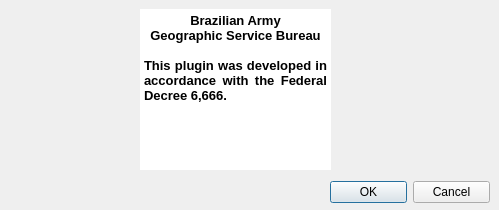
dsgoficial/DsgTools, file ui_about.ui: the form before one commit.
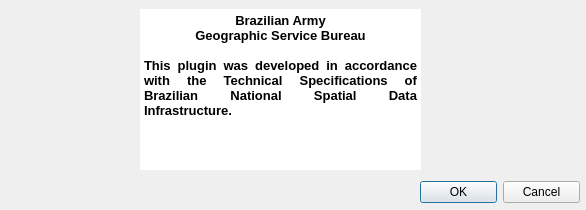
The form after the commit. Icons and pictures are not drawn.

The edit to the form file:
```diff
--- a/ui_about.ui
+++ b/ui_about.ui
@@ -6,7 +6,7 @@
    <rect>
     <x>0</x>
     <y>0</y>
-    <width>499</width>
+    <width>586</width>
     <height>210</height>
    </rect>
   </property>
@@ -16,7 +16,7 @@
   <widget class="QDialogButtonBox" name="buttonBox">
    <property name="geometry">
     <rect>
-     <x>330</x>
+     <x>420</x>
      <y>180</y>
      <width>160</width>
      <height>25</height>
@@ -32,8 +32,8 @@
   <widget class="QLabel" name="label">
    <property name="geometry">
     <rect>
-     <x>340</x>
-     <y>9</y>
+     <x>430</x>
+     <y>10</y>
      <width>151</width>
      <height>161</height>
     </rect>
@@ -75,7 +75,7 @@
     <rect>
      <x>140</x>
      <y>9</y>
-     <width>191</width>
+     <width>281</width>
      <height>161</height>
     </rect>
    </property>
@@ -89,11 +89,11 @@
     <string>&lt;!DOCTYPE HTML PUBLIC &quot;-//W3C//DTD HTML 4.0//EN&quot; &quot;http://www.w3.org/TR/REC-html40/strict.dtd&quot;&gt;
 &lt;html&gt;&lt;head&gt;&lt;meta name=&quot;qrichtext&quot; content=&quot;1&quot; /&gt;&lt;style type=&quot;text/css&quot;&gt;
 p, li { white-space: pre-wrap; }
-&lt;/style&gt;&lt;/head&gt;&lt;body style=&quot; font-family:'MS Shell Dlg 2'; font-size:8.25pt; font-weight:400; font-style:normal;&quot;&gt;
-&lt;p align=&quot;center&quot; style=&quot; margin-top:0px; margin-bottom:0px; margin-left:0px; margin-right:0px; -qt-block-indent:0; text-indent:0px;&quot;&gt;&lt;span style=&quot; font-size:10pt; font-weight:600;&quot;&gt;Brazilian Army&lt;/span&gt;&lt;/p&gt;
-&lt;p align=&quot;center&quot; style=&quot; margin-top:0px; margin-bottom:0px; margin-left:0px; margin-right:0px; -qt-block-indent:0; text-indent:0px;&quot;&gt;&lt;span style=&quot; font-size:10pt; font-weight:600;&quot;&gt;Geographic Service Bureau&lt;/span&gt;&lt;/p&gt;
-&lt;p align=&quot;center&quot; style=&quot;-qt-paragraph-type:empty; margin-top:0px; margin-bottom:0px; margin-left:0px; margin-right:0px; -qt-block-indent:0; text-indent:0px; font-size:10pt; font-weight:600;&quot;&gt;&lt;/p&gt;
-&lt;p align=&quot;justify&quot; style=&quot; margin-top:0px; margin-bottom:0px; margin-left:0px; margin-right:0px; -qt-block-indent:0; text-indent:0px;&quot;&gt;&lt;span style=&quot; font-size:10pt; font-weight:600;&quot;&gt;This plugin was developed in accordance with the Federal Decree 6,666.&lt;/span&gt;&lt;/p&gt;&lt;/body&gt;&lt;/html&gt;</string>
+&lt;/style&gt;&lt;/head&gt;&lt;body style=&quot; font-family:'Ubuntu'; font-size:11pt; font-weight:400; font-style:normal;&quot;&gt;
+&lt;p align=&quot;center&quot; style=&quot; margin-top:0px; margin-bottom:0px; margin-left:0px; margin-right:0px; -qt-block-indent:0; text-indent:0px;&quot;&gt;&lt;span style=&quot; font-family:'MS Shell Dlg 2'; font-size:10pt; font-weight:600;&quot;&gt;Brazilian Army&lt;/span&gt;&lt;/p&gt;
+&lt;p align=&quot;center&quot; style=&quot; margin-top:0px; margin-bottom:0px; margin-left:0px; margin-right:0px; -qt-block-indent:0; text-indent:0px;&quot;&gt;&lt;span style=&quot; font-family:'MS Shell Dlg 2'; font-size:10pt; font-weight:600;&quot;&gt;Geographic Service Bureau&lt;/span&gt;&lt;/p&gt;
+&lt;p align=&quot;center&quot; style=&quot;-qt-paragraph-type:empty; margin-top:0px; margin-bottom:0px; margin-left:0px; margin-right:0px; -qt-block-indent:0; text-indent:0px; font-family:'MS Shell Dlg 2'; font-size:10pt; font-weight:600;&quot;&gt;&lt;br /&gt;&lt;/p&gt;
+&lt;p align=&quot;justify&quot; style=&quot; margin-top:0px; margin-bottom:0px; margin-left:0px; margin-right:0px; -qt-block-indent:0; text-indent:0px;&quot;&gt;&lt;span style=&quot; font-family:'MS Shell Dlg 2'; font-size:10pt; font-weight:600;&quot;&gt;This plugin was developed in accordance with the Technical Specifications of Brazilian National Spatial Data Infrastructure.&lt;/span&gt;&lt;/p&gt;&lt;/body&gt;&lt;/html&gt;</string>
    </property>
   </widget>
  </widget>
```
